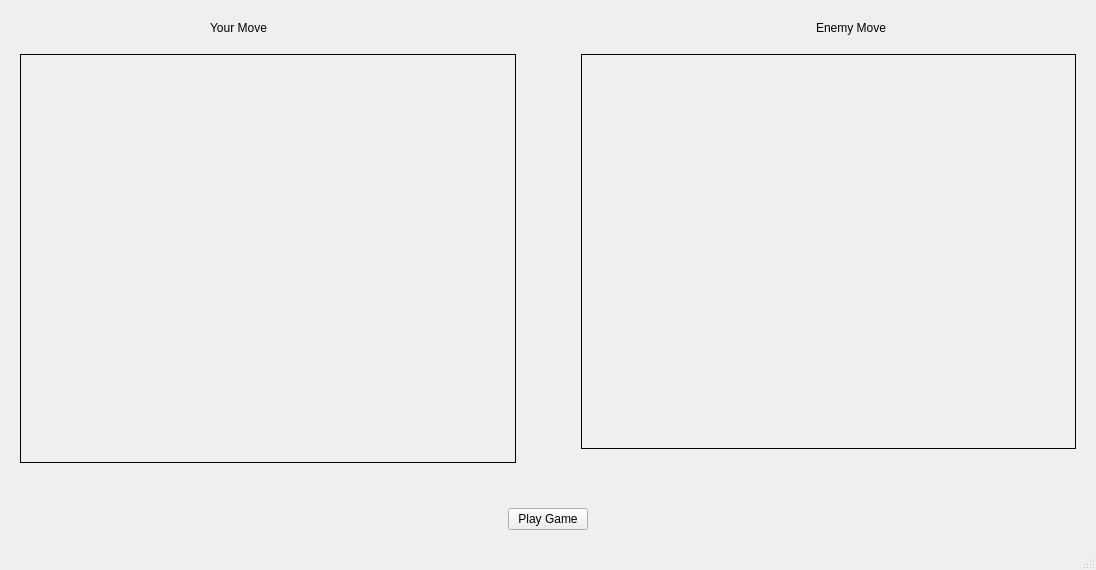
The window that src/window.ui (jjacobson/RPSGame) describes before a commit, drawn with Qt 5.
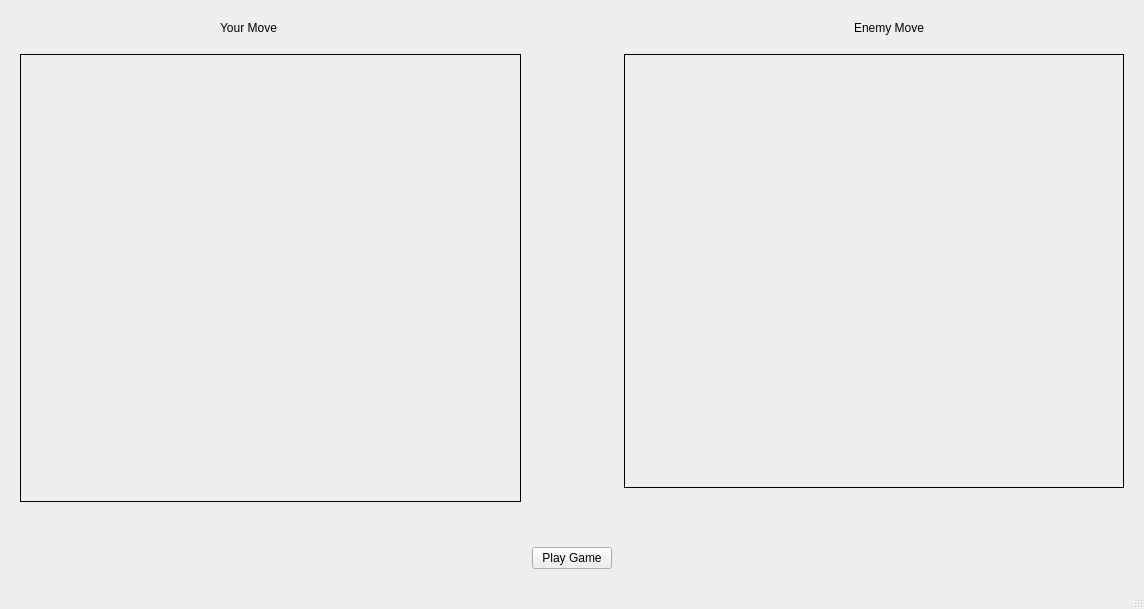
The same window after the commit.

Commit message: clear labels on new game

```diff
--- a/src/window.ui
+++ b/src/window.ui
@@ -6,8 +6,8 @@
    <rect>
     <x>0</x>
     <y>0</y>
-    <width>1096</width>
-    <height>570</height>
+    <width>1144</width>
+    <height>609</height>
    </rect>
   </property>
   <property name="windowTitle">
@@ -182,25 +182,25 @@
            <item>
             <widget class="QLabel" name="timeLabel">
              <property name="sizePolicy">
-              <sizepolicy hsizetype="Fixed" vsizetype="Preferred">
+              <sizepolicy hsizetype="Minimum" vsizetype="Preferred">
                <horstretch>0</horstretch>
                <verstretch>0</verstretch>
               </sizepolicy>
              </property>
              <property name="minimumSize">
               <size>
-               <width>0</width>
+               <width>45</width>
                <height>0</height>
               </size>
              </property>
              <property name="text">
-              <string>  </string>
+              <string/>
              </property>
              <property name="alignment">
               <set>Qt::AlignCenter</set>
              </property>
              <property name="margin">
-              <number>17</number>
+              <number>0</number>
              </property>
             </widget>
            </item>
```
Left out of the diff: 2 changed lines with no effect on the pictures. The commit also changes 2 other files.
